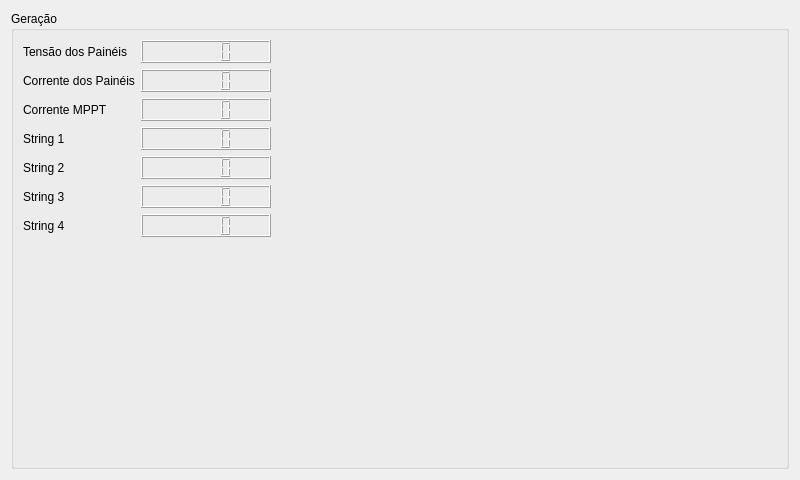
This is mpptwindow.ui in Arariboia/ArariboiaDisplay as Qt 5 draws it before an edit. The edited form follows.
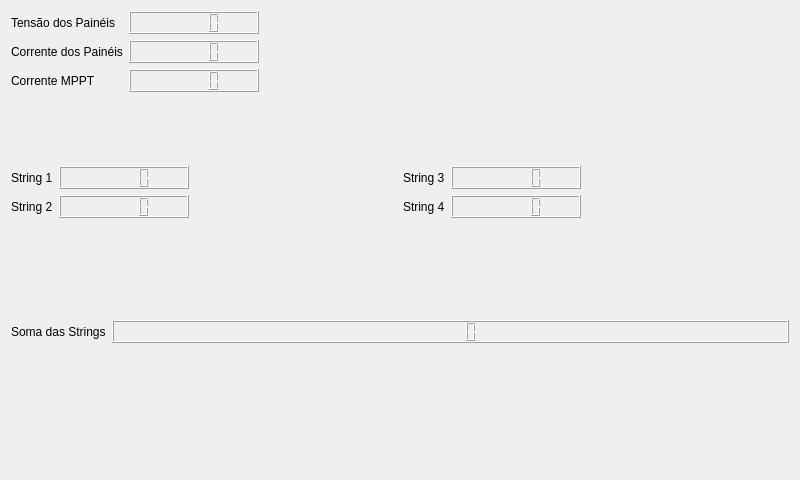
This is the edited form.

```diff
--- a/mpptwindow.ui
+++ b/mpptwindow.ui
@@ -13,20 +13,10 @@
   <property name="windowTitle">
    <string>Form</string>
   </property>
-  <layout class="QHBoxLayout" name="horizontalLayout">
+  <layout class="QVBoxLayout" name="verticalLayout">
    <item>
-    <widget class="QGroupBox" name="groupBox">
-     <property name="sizePolicy">
-      <sizepolicy hsizetype="Expanding" vsizetype="Preferred">
-       <horstretch>0</horstretch>
-       <verstretch>0</verstretch>
-      </sizepolicy>
-     </property>
-     <property name="title">
-      <string>Geração</string>
-     </property>
-     <layout class="QFormLayout" name="formLayout">
-      <item row="0" column="0">
+    <layout class="QFormLayout" name="formLayout_4">
+     <item row="1" column="0">
        <widget class="QLabel" name="label">
         <property name="frameShape">
          <enum>QFrame::NoFrame</enum>
@@ -36,7 +26,7 @@
         </property>
        </widget>
       </item>
-      <item row="0" column="1">
+     <item row="1" column="1">
        <widget class="QLCDNumber" name="pvVoltage_lcd">
         <property name="sizePolicy">
          <sizepolicy hsizetype="Minimum" vsizetype="Minimum">
@@ -52,37 +42,14 @@
         </property>
        </widget>
       </item>
-      <item row="1" column="0">
-       <widget class="QLabel" name="label_2">
-        <property name="text">
-         <string>Corrente dos Painéis</string>
-        </property>
-       </widget>
-      </item>
-      <item row="1" column="1">
-       <widget class="QLCDNumber" name="pvCurrent_lcd">
-        <property name="sizePolicy">
-         <sizepolicy hsizetype="Minimum" vsizetype="Minimum">
-          <horstretch>0</horstretch>
-          <verstretch>0</verstretch>
-         </sizepolicy>
-        </property>
-        <property name="maximumSize">
-         <size>
-          <width>130</width>
-          <height>16777215</height>
-         </size>
-        </property>
-       </widget>
-      </item>
-      <item row="2" column="0">
+     <item row="3" column="0">
        <widget class="QLabel" name="label_3">
         <property name="text">
          <string>Corrente MPPT</string>
         </property>
        </widget>
       </item>
-      <item row="2" column="1">
+     <item row="3" column="1">
        <widget class="QLCDNumber" name="currentMppt_lcd">
         <property name="sizePolicy">
          <sizepolicy hsizetype="Minimum" vsizetype="Minimum">
@@ -98,31 +65,60 @@
         </property>
        </widget>
       </item>
-      <item row="3" column="0">
+     <item row="2" column="0">
+      <widget class="QLabel" name="label_2">
+       <property name="text">
+        <string>Corrente dos Painéis</string>
+       </property>
+      </widget>
+     </item>
+     <item row="2" column="1">
+      <widget class="QLCDNumber" name="pvCurrent_lcd">
+       <property name="sizePolicy">
+        <sizepolicy hsizetype="Minimum" vsizetype="Minimum">
+         <horstretch>0</horstretch>
+         <verstretch>0</verstretch>
+        </sizepolicy>
+       </property>
+       <property name="maximumSize">
+        <size>
+         <width>130</width>
+         <height>16777215</height>
+        </size>
+       </property>
+      </widget>
+     </item>
+    </layout>
+   </item>
+   <item>
+    <layout class="QHBoxLayout" name="horizontalLayout">
+     <item>
+      <layout class="QFormLayout" name="formLayout_2">
+       <item row="0" column="0">
        <widget class="QLabel" name="label_6">
         <property name="text">
          <string>String 1</string>
         </property>
        </widget>
       </item>
-      <item row="3" column="1">
-       <widget class="QLCDNumber" name="string_1_lcd">
-        <property name="maximumSize">
-         <size>
-          <width>130</width>
-          <height>16777215</height>
-         </size>
-        </property>
-       </widget>
-      </item>
-      <item row="4" column="0">
+       <item row="1" column="0">
        <widget class="QLabel" name="label_7">
         <property name="text">
          <string>String 2</string>
         </property>
        </widget>
       </item>
-      <item row="4" column="1">
+       <item row="0" column="1">
+        <widget class="QLCDNumber" name="string_1_lcd">
+         <property name="maximumSize">
+          <size>
+           <width>130</width>
+           <height>16777215</height>
+          </size>
+         </property>
+        </widget>
+       </item>
+       <item row="1" column="1">
        <widget class="QLCDNumber" name="string_2_lcd">
         <property name="maximumSize">
          <size>
@@ -132,14 +128,18 @@
         </property>
        </widget>
       </item>
-      <item row="5" column="0">
+      </layout>
+     </item>
+     <item>
+      <layout class="QFormLayout" name="formLayout_3">
+       <item row="1" column="0">
        <widget class="QLabel" name="label_8">
         <property name="text">
          <string>String 3</string>
         </property>
        </widget>
       </item>
-      <item row="5" column="1">
+       <item row="1" column="1">
        <widget class="QLCDNumber" name="string_3_lcd">
         <property name="maximumSize">
          <size>
@@ -149,25 +149,40 @@
         </property>
        </widget>
       </item>
-      <item row="6" column="0">
+       <item row="2" column="1">
+        <widget class="QLCDNumber" name="string_4_lcd">
+         <property name="maximumSize">
+          <size>
+           <width>130</width>
+           <height>16777215</height>
+          </size>
+         </property>
+        </widget>
+       </item>
+       <item row="2" column="0">
        <widget class="QLabel" name="label_9">
         <property name="text">
          <string>String 4</string>
         </property>
        </widget>
       </item>
-      <item row="6" column="1">
-       <widget class="QLCDNumber" name="string_4_lcd">
-        <property name="maximumSize">
-         <size>
-          <width>130</width>
-          <height>16777215</height>
-         </size>
+      </layout>
+     </item>
+    </layout>
+   </item>
+   <item>
+    <layout class="QFormLayout" name="formLayout">
+     <item row="0" column="0">
+      <widget class="QLabel" name="label_4">
+       <property name="text">
+        <string>Soma das Strings</string>
         </property>
        </widget>
       </item>
-     </layout>
-    </widget>
+     <item row="0" column="1">
+      <widget class="QLCDNumber" name="stringSum_lcd"/>
+     </item>
+    </layout>
    </item>
   </layout>
  </widget>
```
Lines whose indentation alone changed are shown as unchanged.
